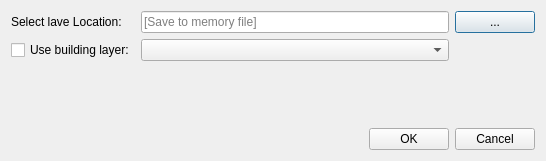
This is UrbanDataInput/CreateNew_dialog_base.ui in spacesyntax/UrbanDataInputTool as Qt 5 draws it before an edit. The edited form follows.
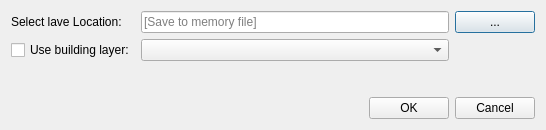
This is the edited form.

Patch:
```diff
--- a/UrbanDataInput/CreateNew_dialog_base.ui
+++ b/UrbanDataInput/CreateNew_dialog_base.ui
@@ -7,9 +7,27 @@
     <x>0</x>
     <y>0</y>
     <width>546</width>
-    <height>161</height>
+    <height>130</height>
    </rect>
   </property>
+  <property name="sizePolicy">
+   <sizepolicy hsizetype="Preferred" vsizetype="Fixed">
+    <horstretch>0</horstretch>
+    <verstretch>0</verstretch>
+   </sizepolicy>
+  </property>
+  <property name="minimumSize">
+   <size>
+    <width>0</width>
+    <height>130</height>
+   </size>
+  </property>
+  <property name="maximumSize">
+   <size>
+    <width>16777215</width>
+    <height>130</height>
+   </size>
+  </property>
   <property name="windowTitle">
    <string>Create new frontage layer</string>
   </property>
@@ -66,7 +84,7 @@
        <property name="sizeHint" stdset="0">
         <size>
          <width>20</width>
-         <height>40</height>
+         <height>20</height>
         </size>
        </property>
       </spacer>
```
